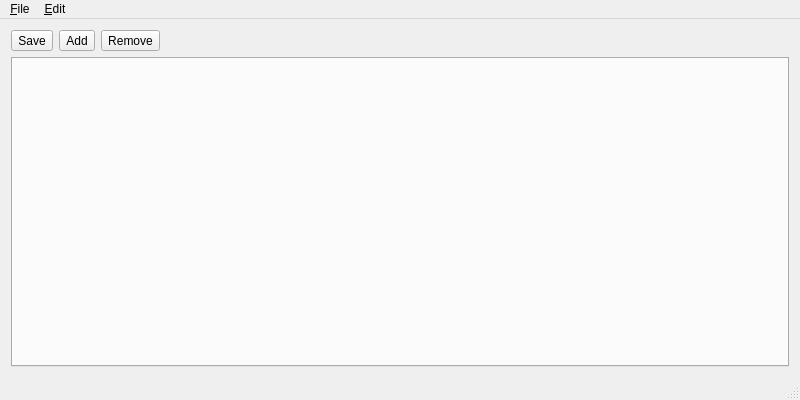
Before: the Qt Designer form app/src/MainWindow/MainWindow.ui in emmaexe/ntfyDesktop, drawn with Qt 5.
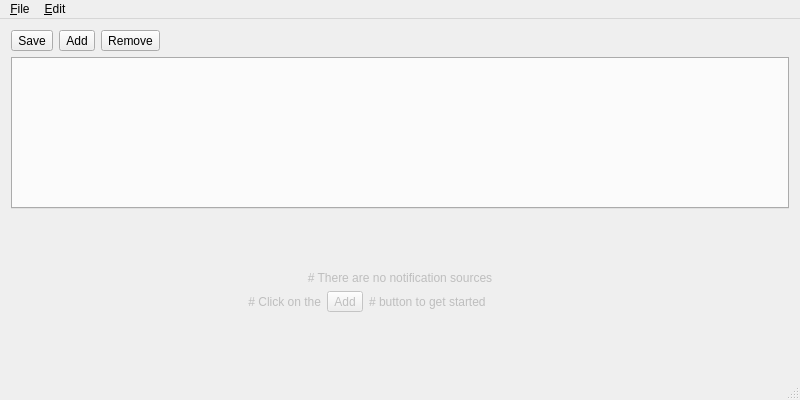
After: the same form once the commit is applied. Icons and pictures are not drawn.

Commit message: [feat] If there are no notification sources: A message is shown in the main window area, the window itself is shown on startup and the startup notification is not sent.

Diff of the .ui file:
```diff
--- a/app/src/MainWindow/MainWindow.ui
+++ b/app/src/MainWindow/MainWindow.ui
@@ -99,6 +99,101 @@
       </property>
      </widget>
     </item>
+    <item>
+     <layout class="QVBoxLayout" name="noSourcesContainer">
+      <item>
+       <widget class="QWidget" name="SpacerWidgetTop" native="true">
+        <property name="sizePolicy">
+         <sizepolicy hsizetype="Preferred" vsizetype="Expanding">
+          <horstretch>0</horstretch>
+          <verstretch>0</verstretch>
+         </sizepolicy>
+        </property>
+       </widget>
+      </item>
+      <item>
+       <widget class="QLabel" name="noSourcesLabel">
+        <property name="enabled">
+         <bool>false</bool>
+        </property>
+        <property name="whatsThis">
+         <string>This is the text that shows when there are no notification sources in the config file.</string>
+        </property>
+        <property name="text">
+         <string># There are no notification sources</string>
+        </property>
+        <property name="textFormat">
+         <enum>Qt::TextFormat::MarkdownText</enum>
+        </property>
+        <property name="alignment">
+         <set>Qt::AlignmentFlag::AlignCenter</set>
+        </property>
+       </widget>
+      </item>
+      <item>
+       <layout class="QHBoxLayout" name="dummyAddContainer">
+        <property name="rightMargin">
+         <number>110</number>
+        </property>
+        <item>
+         <widget class="QLabel" name="dummyAddLabelLeft">
+          <property name="enabled">
+           <bool>false</bool>
+          </property>
+          <property name="text">
+           <string># Click on the</string>
+          </property>
+          <property name="textFormat">
+           <enum>Qt::TextFormat::MarkdownText</enum>
+          </property>
+          <property name="alignment">
+           <set>Qt::AlignmentFlag::AlignRight|Qt::AlignmentFlag::AlignTrailing|Qt::AlignmentFlag::AlignVCenter</set>
+          </property>
+         </widget>
+        </item>
+        <item>
+         <widget class="QToolButton" name="dummyAddButton">
+          <property name="enabled">
+           <bool>false</bool>
+          </property>
+          <property name="text">
+           <string>Add</string>
+          </property>
+          <property name="icon">
+           <iconset theme="QIcon::ThemeIcon::ListAdd"/>
+          </property>
+          <property name="toolButtonStyle">
+           <enum>Qt::ToolButtonStyle::ToolButtonTextBesideIcon</enum>
+          </property>
+         </widget>
+        </item>
+        <item>
+         <widget class="QLabel" name="dummyAddLabelRight">
+          <property name="enabled">
+           <bool>false</bool>
+          </property>
+          <property name="text">
+           <string># button to get started</string>
+          </property>
+          <property name="textFormat">
+           <enum>Qt::TextFormat::MarkdownText</enum>
+          </property>
+         </widget>
+        </item>
+       </layout>
+      </item>
+      <item>
+       <widget class="QWidget" name="spacerWidgetBottom" native="true">
+        <property name="sizePolicy">
+         <sizepolicy hsizetype="Preferred" vsizetype="Expanding">
+          <horstretch>0</horstretch>
+          <verstretch>0</verstretch>
+         </sizepolicy>
+        </property>
+       </widget>
+      </item>
+     </layout>
+    </item>
    </layout>
   </widget>
   <widget class="QStatusBar" name="statusBar"/>
```
The commit also changes 3 other files.
